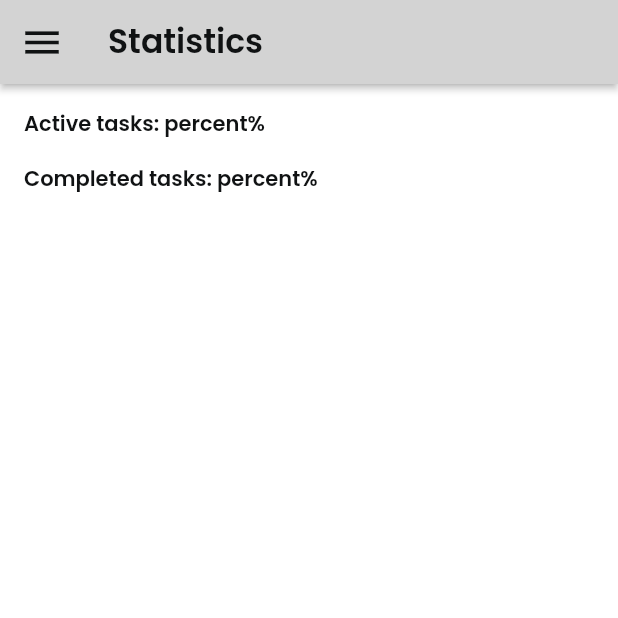
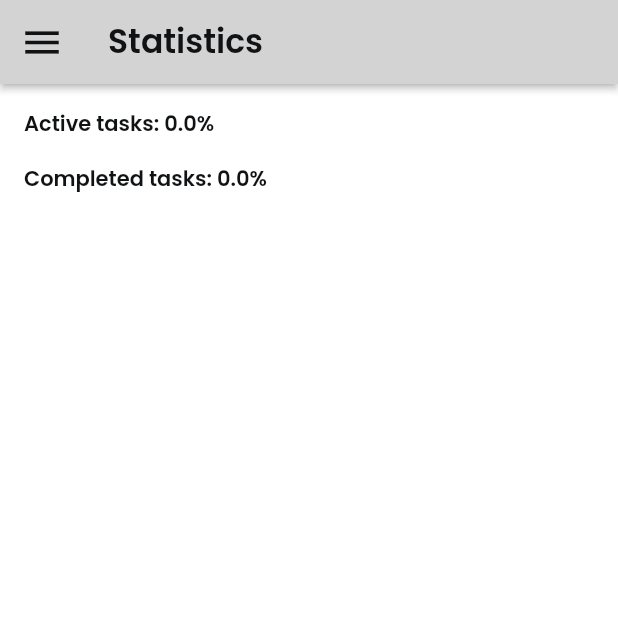
Before and after one commit to Anmoriso/TODOApp, a Flutter app: the StatisticsWidget screen opened by its route, on a phone screen of 412 x 824 dp, the top half of it. Run offline on Flutter 3.47's test engine with Material 2 defaults, Android fonts, the phone set to English and light mode, and no system bars; our stand-ins replace auto_size_text, built_collection, built_value, cloud_firestore, firebase_core, font_awesome_flutter and 6 more; missing offline and left inert: json_path; accounts and stored records are empty.

Commit message:
Updating to latest FlutterFlow output.

```diff
--- a/lib/statistics/statistics_widget.dart
+++ b/lib/statistics/statistics_widget.dart
@@ -1,6 +1,8 @@
+import '../backend/backend.dart';
 import '../flutter_flow/flutter_flow_icon_button.dart';
 import '../flutter_flow/flutter_flow_theme.dart';
 import '../flutter_flow/flutter_flow_util.dart';
+import '../flutter_flow/custom_functions.dart' as functions;
 import 'package:flutter/material.dart';
 import 'package:font_awesome_flutter/font_awesome_flutter.dart';
 import 'package:google_fonts/google_fonts.dart';
@@ -24,6 +26,22 @@ class _StatisticsWidgetState extends State<StatisticsWidget> {
 
   @override
   Widget build(BuildContext context) {
+    return StreamBuilder<List<TasksRecord>>(
+      stream: queryTasksRecord(),
+      builder: (context, snapshot) {
+        // Customize what your widget looks like when it's loading.
+        if (!snapshot.hasData) {
+          return Center(
+            child: SizedBox(
+              width: 50,
+              height: 50,
+              child: CircularProgressIndicator(
+                color: FlutterFlowTheme.of(context).primaryColor,
+              ),
+            ),
+          );
+        }
+        List<TasksRecord> statisticsTasksRecordList = snapshot.data!;
         return Scaffold(
           key: scaffoldKey,
           backgroundColor: FlutterFlowTheme.of(context).primaryBackground,
@@ -52,8 +70,8 @@ class _StatisticsWidgetState extends State<StatisticsWidget> {
                         'TODO',
                         style: FlutterFlowTheme.of(context).bodyText1.override(
                               fontFamily: 'Poppins',
-                          color:
-                              FlutterFlowTheme.of(context).secondaryBackground,
+                              color: FlutterFlowTheme.of(context)
+                                  .secondaryBackground,
                             ),
                       ),
                     ],
@@ -102,9 +120,12 @@ class _StatisticsWidgetState extends State<StatisticsWidget> {
                           padding: EdgeInsetsDirectional.fromSTEB(8, 8, 8, 8),
                           child: Text(
                             'Statistics',
-                        style: FlutterFlowTheme.of(context).bodyText1.override(
+                            style: FlutterFlowTheme.of(context)
+                                .bodyText1
+                                .override(
                                   fontFamily: 'Poppins',
-                              color: FlutterFlowTheme.of(context).primaryColor,
+                                  color:
+                                      FlutterFlowTheme.of(context).primaryColor,
                                 ),
                           ),
                         ),
@@ -162,7 +183,14 @@ class _StatisticsWidgetState extends State<StatisticsWidget> {
                           style: FlutterFlowTheme.of(context).bodyText1,
                         ),
                         Text(
-                      'percent',
+                          functions
+                              .calculatePercentageTasks(
+                                  statisticsTasksRecordList.length,
+                                  statisticsTasksRecordList
+                                      .where((e) => e.checked! == false)
+                                      .toList()
+                                      .length)
+                              .toString(),
                           style: FlutterFlowTheme.of(context).bodyText1,
                         ),
                         Text(
@@ -182,7 +210,14 @@ class _StatisticsWidgetState extends State<StatisticsWidget> {
                           style: FlutterFlowTheme.of(context).bodyText1,
                         ),
                         Text(
-                      'percent',
+                          functions
+                              .calculatePercentageTasks(
+                                  statisticsTasksRecordList.length,
+                                  statisticsTasksRecordList
+                                      .where((e) => e.checked! == true)
+                                      .toList()
+                                      .length)
+                              .toString(),
                           style: FlutterFlowTheme.of(context).bodyText1,
                         ),
                         Text(
@@ -197,5 +232,7 @@ class _StatisticsWidgetState extends State<StatisticsWidget> {
             ),
           ),
         );
+      },
+    );
   }
 }
--- a/lib/task_details/task_details_widget.dart
+++ b/lib/task_details/task_details_widget.dart
@@ -205,7 +205,8 @@ class _TaskDetailsWidgetState extends State<TaskDetailsWidget> {
                             fillColor: Color(0xFF008200),
                             icon: Icon(
                               Icons.mode_edit,
-                              color: Color(0xFFD3D3D3),
+                              color: FlutterFlowTheme.of(context)
+                                  .primaryBackground,
                               size: 30,
                             ),
                             onPressed: () async {
```
Also changed, not shown: lib/edit_task/edit_task_widget.dart (+36 -16 lines). Lines whose indentation alone changed are shown as unchanged.
